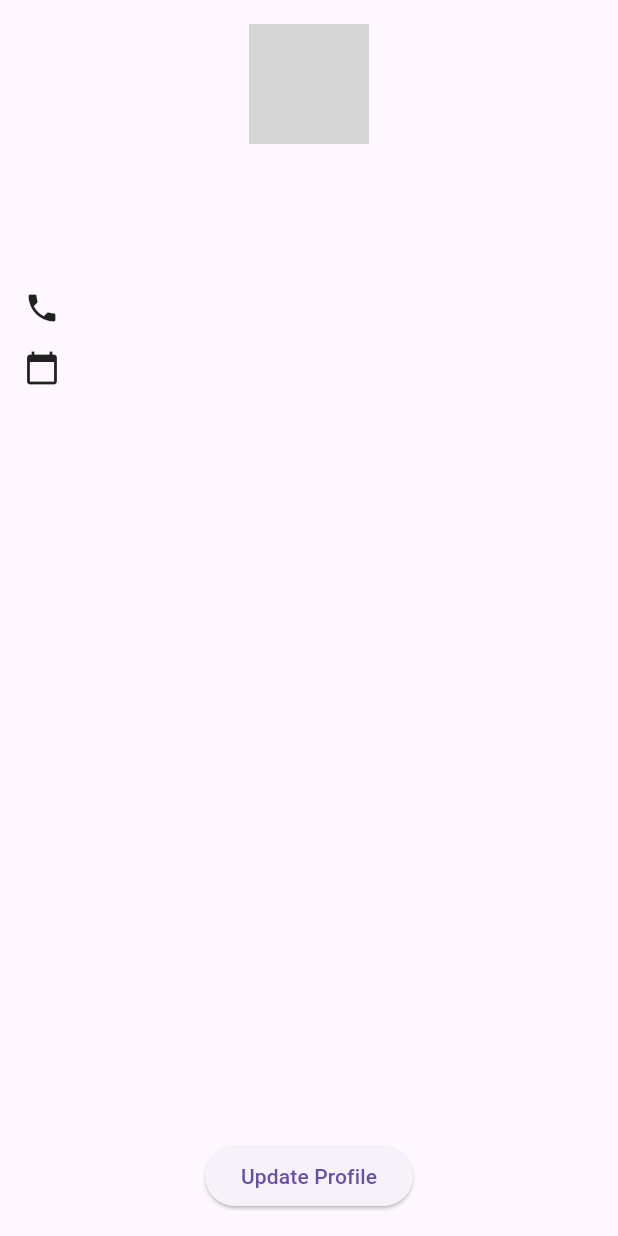
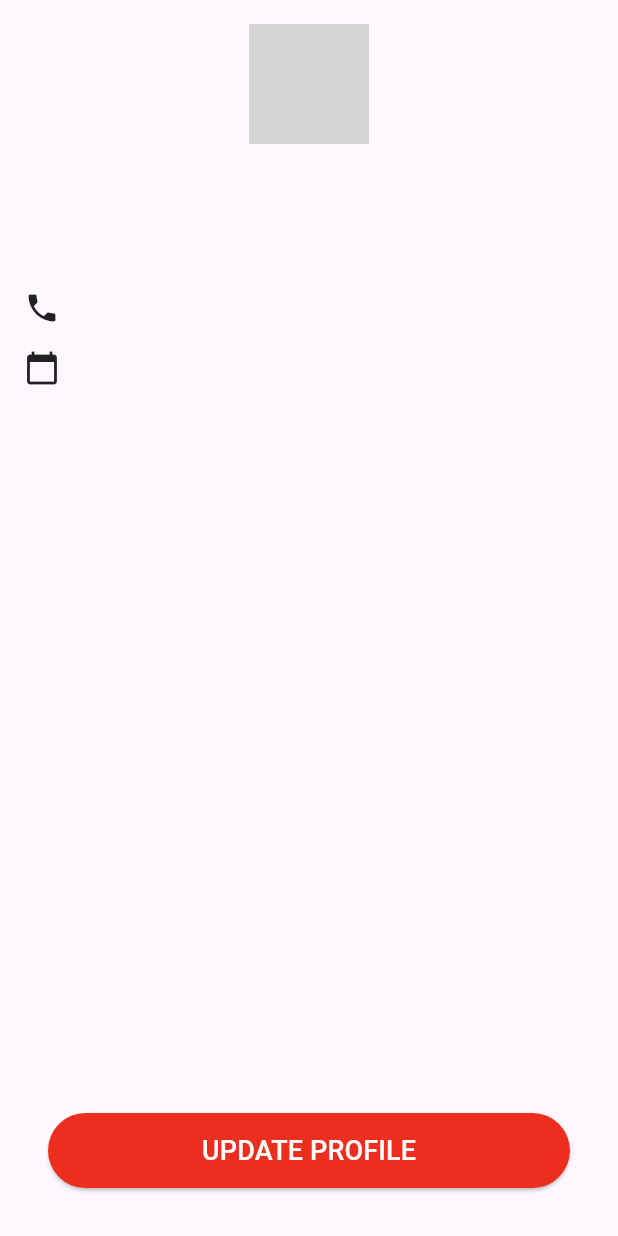
Before and after one commit to Parakkrama24/ar_funitur_mb, a Flutter app: the Userdetails screen opened directly, on a phone screen of 412 x 824 dp. Run offline on Flutter 3.47's test engine with Material 3 defaults, Android fonts, the phone set to English and light mode, and no system bars; our stand-ins replace cloud_firestore, firebase_core; accounts and stored records are empty; network calls fail; grey boxes are pictures that could not be loaded.

```diff
--- /dev/null
+++ b/lib/componnets/profilePage/UpdareProfileButton.dart
@@ -0,0 +1,26 @@
+import 'package:flutter/material.dart';
+
+class Updateprofilebutton extends StatelessWidget {
+  const Updateprofilebutton({super.key});
+
+  @override
+  Widget build(BuildContext context) {
+    return Padding(
+      padding: const EdgeInsets.all(16.0),
+      child: ElevatedButton(
+        onPressed: () {
+          Navigator.of(context)
+              .pushNamed("/updateProfile"); // Navigate to "/register"
+        },
+        style: ElevatedButton.styleFrom(
+          backgroundColor:
+              const Color.fromARGB(255, 235, 46, 29), // Checkout button color
+          minimumSize: const Size(double.infinity, 50),
+        ),
+        child: const Text('UPDATE PROFILE',
+            style: TextStyle(
+                fontSize: 18, color: Color.fromARGB(251, 255, 255, 255))),
+      ),
+    );
+  }
+}
--- a/lib/main.dart
+++ b/lib/main.dart
@@ -2,6 +2,7 @@ import 'package:flutter/material.dart';
 import 'package:kmwd/screens/BillingPage.dart';
 import 'package:kmwd/componnets/navBar/navbar.dart';
 import 'package:kmwd/screens/shop.dart';
+import 'package:kmwd/screens/userDataUpdate.dart';
 import 'package:kmwd/screens/authentcation/LoginScreen.dart';
 import 'package:kmwd/screens/authentcation/Register.dart';
 import 'package:firebase_core/firebase_core.dart';
@@ -40,7 +41,8 @@ class _MyAppState extends State<MyApp> {
         '/register': (context) => const Register(),
         '/login': (context) => const Loginscreen(),
         '/home': (context) => const Shop(),
-        '/checkout': (context) => const BillingPage()
+        '/checkout': (context) => const BillingPage(),
+        '/updateProfile': (context) => const UpdateUserDetails(),
       },
     );
   }
--- a/lib/screens/UserDetails.dart
+++ b/lib/screens/UserDetails.dart
@@ -1,5 +1,6 @@
 import 'package:flutter/material.dart';
 import 'package:cloud_firestore/cloud_firestore.dart';
+import 'package:kmwd/componnets/profilePage/UpdareProfileButton.dart';
 
 class Userdetails extends StatefulWidget {
   const Userdetails({super.key});
@@ -86,11 +87,7 @@ class _UserdetailsState extends State<Userdetails> {
                     ],
                   ),
                   const Spacer(),
-                  ElevatedButton(
-                    onPressed: () =>
-                        {}, // Add functionality to update data here
-                    child: const Text('Update Profile'),
-                  ),
+                  Updateprofilebutton()
                 ],
               ),
       ),
```
Also changed, not shown: lib/screens/userDataUpdate.dart (added, +169 -0 lines).
